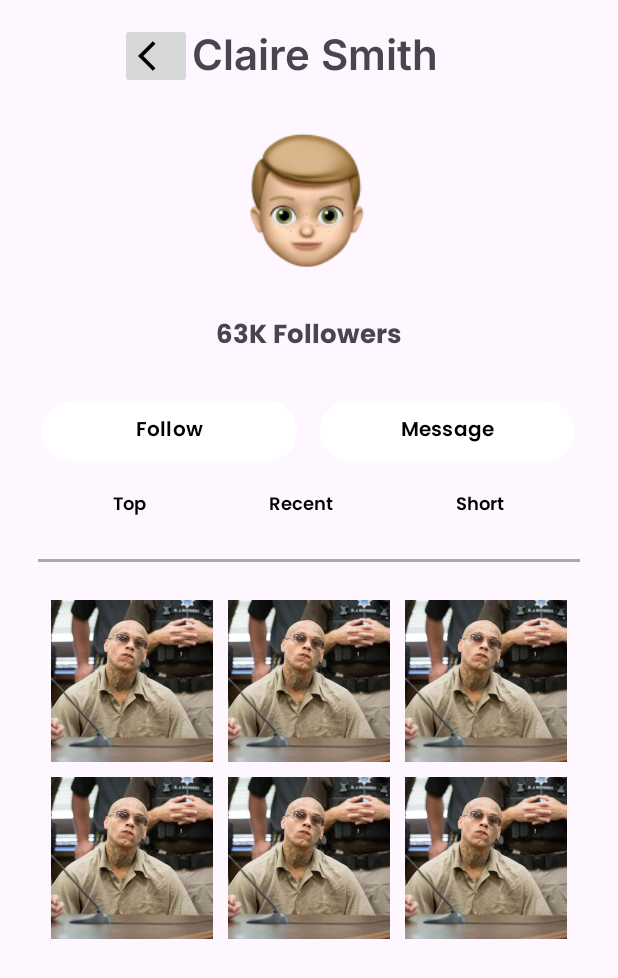
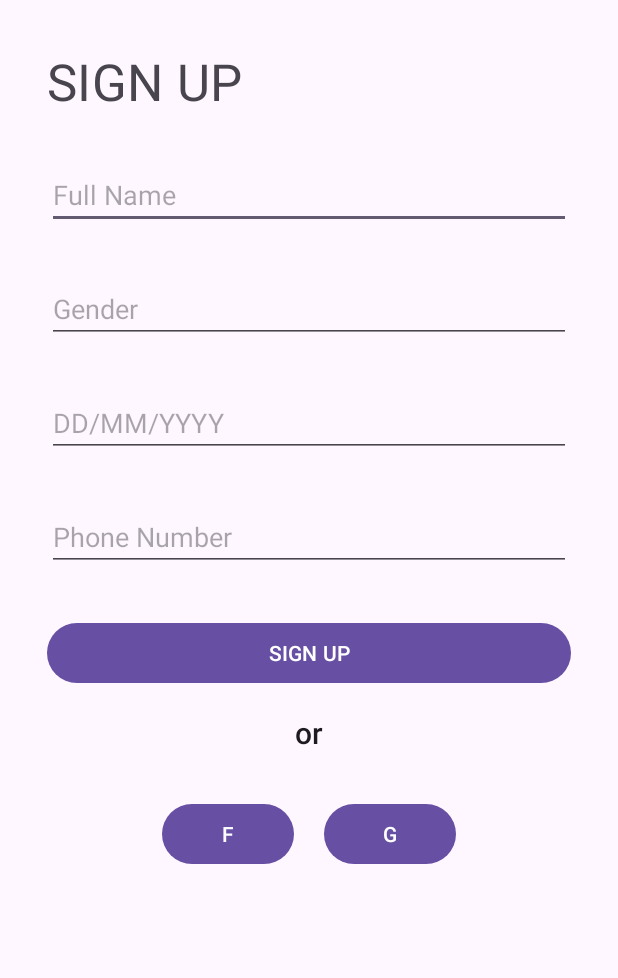
Before and after one commit to nqq203/ChattingApp, an Android app: the screen it shows after launch (MainActivity), on a phone screen of 412 x 824 dp. Shown: the top 978 px of the screen. Run offline under Robolectric (Android 15) with nearby library versions, the phone set to English and light mode, and no system bars.

Commit message:
ADD USER ENTITY, SIGNUP ADAPTER, SIGNUP LAYOUT

```diff
--- a/Mobile/app/src/main/java/com/main/activities/MainActivity.java
+++ b/Mobile/app/src/main/java/com/main/activities/MainActivity.java
@@ -10,7 +10,7 @@ public class MainActivity extends AppCompatActivity {
     @Override
     protected void onCreate(Bundle savedInstanceState) {
         super.onCreate(savedInstanceState);
-        setContentView(R.layout.activity_main);
+        setContentView(R.layout.sign_up);
     }
 
     @Override
--- /dev/null
+++ b/Mobile/app/src/main/res/layout/sign_up.xml
@@ -0,0 +1,78 @@
+<?xml version="1.0" encoding="utf-8"?>
+<LinearLayout xmlns:android="http://schemas.android.com/apk/res/android"
+    android:layout_width="match_parent"
+    android:layout_height="match_parent"
+    android:orientation="vertical"
+    android:padding="16dp">
+    <TextView
+        android:layout_width="match_parent"
+        android:layout_height="wrap_content"
+        android:text="SIGN UP"
+        android:textAppearance="@style/TextAppearance.MaterialComponents.Headline4"
+        android:layout_margin="15dp"/>
+    <EditText
+        android:layout_width="match_parent"
+        android:layout_height="wrap_content"
+        android:id="@+id/editTextFullname"
+        android:hint="Full Name"
+        android:layout_margin="15dp"/>
+    <EditText
+        android:layout_width="match_parent"
+        android:layout_height="wrap_content"
+        android:hint="Gender"
+        android:id="@+id/editTextGender"
+        android:layout_margin="15dp"/>
+    <EditText
+        android:layout_width="match_parent"
+        android:layout_height="wrap_content"
+        android:hint="DD/MM/YYYY"
+        android:layout_margin="15dp"
+        android:id="@+id/editTextDate"/>
+    <EditText
+        android:layout_width="match_parent"
+        android:layout_height="wrap_content"
+        android:hint="Phone Number"
+        android:layout_margin="15dp"
+        android:id="@+id/editTextPhoneNumber"/>
+    <Button
+        android:layout_width="match_parent"
+        android:layout_height="wrap_content"
+        android:layout_margin="15dp"
+        android:id="@+id/signUpButton"
+        android:text="SIGN UP"/>
+    <RelativeLayout
+        android:layout_width="match_parent"
+        android:layout_height="wrap_content">
+        <TextView
+            android:layout_width="match_parent"
+            android:layout_height="wrap_content"
+            android:paddingLeft="50dp"
+            android:paddingRight="50dp"
+            android:text="or"
+            android:gravity="center"
+            android:textAppearance="@style/TextAppearance.MaterialComponents.Headline6"/>
+        <TextView
+            android:layout_width="match_parent"
+            android:layout_height="wrap_content"
+            android:singleLine="true"/>
+    </RelativeLayout>
+    <LinearLayout
+        android:layout_width="match_parent"
+        android:layout_height="wrap_content"
+        android:layout_margin="20dp"
+        android:orientation="horizontal"
+        android:gravity="center">
+
+        <Button
+            android:layout_width="wrap_content"
+            android:layout_height="wrap_content"
+            android:layout_margin="10dp"
+            android:text="F" />
+
+        <Button
+            android:layout_width="wrap_content"
+            android:layout_height="wrap_content"
+            android:layout_margin="10dp"
+            android:text="G" />
+    </LinearLayout>
+</LinearLayout>
```
Also changed, not shown: Mobile/app/src/main/java/com/main/activities/SignUpActivity.java (added, +42 -0 lines), Mobile/app/src/main/java/com/main/adapters/SignUpAdapter.java (added, +21 -0 lines), Mobile/app/src/main/java/com/main/entities/User.java (added, +49 -0 lines), 3 other files.
